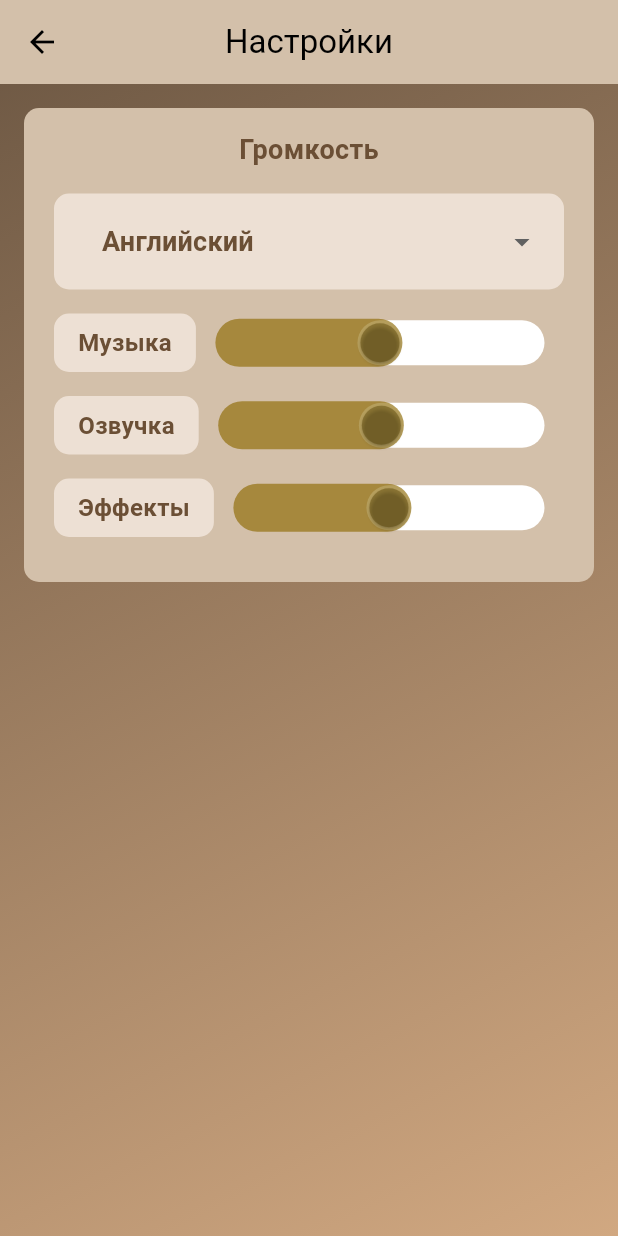
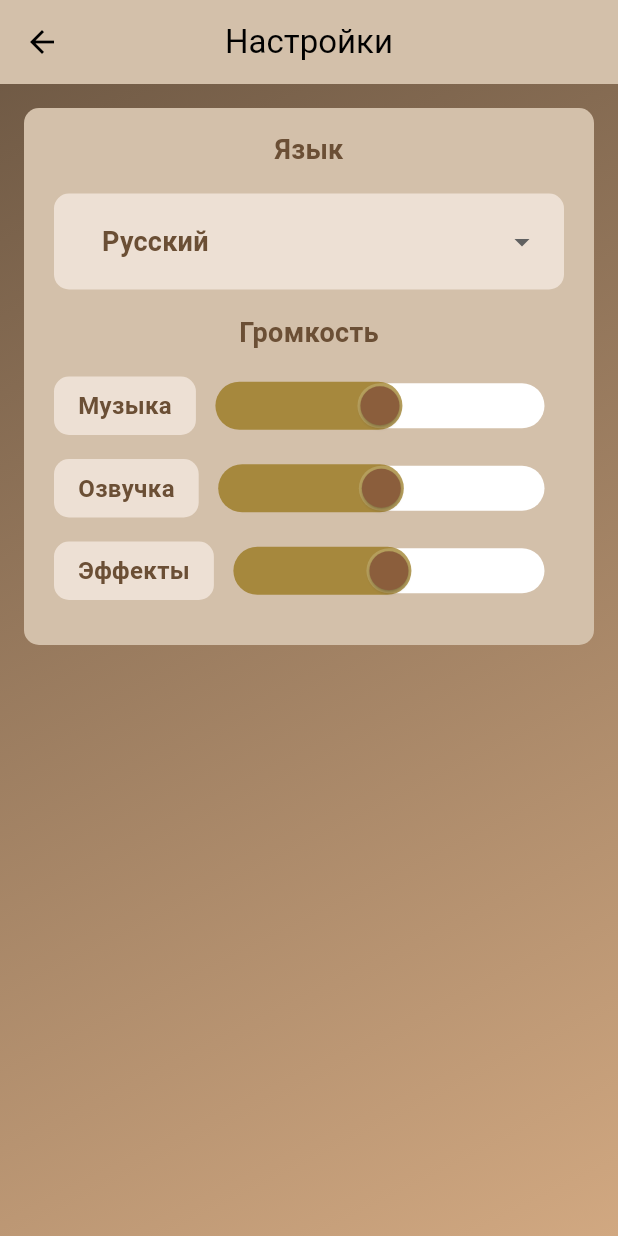
Before and after one commit to Xofty1/ShelterAI, a Flutter app: the screen it shows after launch, after a tap on the "settings" icon, on a phone screen of 412 x 824 dp. Run offline on Flutter 3.47's test engine with Material 3 defaults, Android fonts, the phone set to English and light mode, and no system bars; our stand-ins replace flutter_bloc, freezed_annotation, shared_preferences.

Commit message:
fix problems with theme, sharedPreference

```diff
--- a/lib/core/app_shared_preference/app_shared_preference.dart
+++ b/lib/core/app_shared_preference/app_shared_preference.dart
@@ -13,27 +13,35 @@ class AppSharedPreference {
     _prefs = await SharedPreferences.getInstance();
   }
 
-  Future<void> saveBool(String settingKey, bool value) async {
-    _prefs?.setBool(settingKey, value);
+  Future<void> saveMusic(int value) async {
+    await _prefs?.setInt("music", value);
   }
 
-  Future<void> saveString(String settingKey, String value) async {
-    _prefs?.setString(settingKey, value);
+  Future<void> saveDubbing(int value) async {
+    await _prefs?.setInt("dubbing", value);
   }
 
-  Future<void> saveDouble(String settingKey, double value) async {
-    _prefs?.setDouble(settingKey, value);
+  Future<void> saveEffects(int value) async {
+    await _prefs?.setInt("effects", value);
   }
 
-  bool? getBool(String settingKey) {
-    return _prefs?.getBool(settingKey);
+  Future<void> saveLanguage(String value) async {
+    await _prefs?.setString("language", value);
   }
 
-  double? getDouble(String settingKey) {
-    return _prefs?.getDouble(settingKey);
+  int? getMusic() {
+    return _prefs?.getInt("music");
   }
 
-  String? getString(String settingKey) {
-    return _prefs?.getString(settingKey);
+  int? getDubbing() {
+    return _prefs?.getInt("dubbing");
+  }
+
+  int? getEffects() {
+    return _prefs?.getInt("effects");
+  }
+
+  String? getLanguage() {
+    return _prefs?.getString("language");
   }
 }
--- a/lib/domain/bloc/app_settings_cubit.dart
+++ b/lib/domain/bloc/app_settings_cubit.dart
@@ -6,8 +6,8 @@ import '../models/app_settings.dart';
 class AppSettingsCubit extends Cubit<AppSettingsState> {
   AppSettingsCubit() : super(AppSettingsState.initial());
 
-  void updateVolume(int volume) {
-    emit(AppSettingsState(settings: state.settings.copyWith(volume: volume)));
+  void updateVolume(int dubbing) {
+    emit(AppSettingsState(settings: state.settings.copyWith(dubbing: dubbing)));
   }
 
   void updateMusic(int music) {
@@ -28,12 +28,12 @@ class AppSettingsState {
   final AppSettings settings;
 
   factory AppSettingsState.initial() {
-    String language = AppSharedPreference().getString('language') ?? "ru";
+    String language = AppSharedPreference().getLanguage() ?? "ru";
     return AppSettingsState(
       settings: AppSettings(
-        volume: (AppSharedPreference().getDouble('volume') ?? 50).toInt(),
-        music: (AppSharedPreference().getDouble('music') ?? 50).toInt(),
-        effects: (AppSharedPreference().getDouble('effects') ?? 50).toInt(),
+        dubbing: AppSharedPreference().getDubbing() ?? 50,
+        music: AppSharedPreference().getMusic() ?? 50,
+        effects: AppSharedPreference().getEffects() ?? 50,
         loc: language,
       ),
     );
--- a/lib/domain/models/app_settings.dart
+++ b/lib/domain/models/app_settings.dart
@@ -5,7 +5,7 @@ part 'app_settings.freezed.dart';
 @freezed
 abstract class AppSettings with _$AppSettings{
   factory AppSettings({
-    required int volume,
+    required int dubbing,
     required int music,
     required int effects,
     required String loc,
--- a/lib/l10n/l10n.dart
+++ b/lib/l10n/l10n.dart
@@ -118,6 +118,48 @@ abstract class AppLocalizations {
   /// In ru, this message translates to:
   /// **'Правила'**
   String get rules;
+
+  /// No description provided for @volume.
+  ///
+  /// In ru, this message translates to:
+  /// **'Громкость'**
+  String get volume;
+
+  /// No description provided for @music.
+  ///
+  /// In ru, this message translates to:
+  /// **'Музыка'**
+  String get music;
+
+  /// No description provided for @dubbing.
+  ///
+  /// In ru, this message translates to:
+  /// **'Озвучка'**
+  String get dubbing;
+
+  /// No description provided for @effects.
+  ///
+  /// In ru, this message translates to:
+  /// **'Эффекты'**
+  String get effects;
+
+  /// No description provided for @language.
+  ///
+  /// In ru, this message translates to:
+  /// **'Язык'**
+  String get language;
+
+  /// No description provided for @settings.
+  ///
+  /// In ru, this message translates to:
+  /// **'Настройки'**
+  String get settings;
+
+  /// No description provided for @game_settings.
+  ///
+  /// In ru, this message translates to:
+  /// **'Настройки игры'**
+  String get game_settings;
 }
 
 class _AppLocalizationsDelegate extends LocalizationsDelegate<AppLocalizations> {
--- a/lib/presentation/game_settings_screen.dart
+++ b/lib/presentation/game_settings_screen.dart
@@ -1,6 +1,7 @@
 import 'package:flutter/material.dart';
 import 'package:flutter_bloc/flutter_bloc.dart';
 import 'package:shelter_ai/domain/bloc/game_settings_cubit.dart';
+import 'package:shelter_ai/l10n/l10n.dart';
 import 'package:shelter_ai/presentation/ui_items/button.dart';
 import 'package:shelter_ai/presentation/ui_items/label.dart';
 import 'package:shelter_ai/presentation/ui_items/scaffold_template.dart';
@@ -24,9 +25,10 @@ class GameSettingsScreen extends StatelessWidget {
 
   @override
   Widget build(BuildContext context) {
+    final loc = AppLocalizations.of(context);
     return BlocBuilder<GameSettingsCubit, GameSettingsState>(
       builder: (context, state) => ScaffoldTemplate(
-        name: "Настройки игры",
+        name: loc.game_settings,
         child: Column(
           children: [
             Container(
--- a/lib/presentation/global_settings_screen/global_settings_widget.dart
+++ b/lib/presentation/global_settings_screen/global_settings_widget.dart
@@ -5,6 +5,7 @@ import 'package:shelter_ai/presentation/ui_items/slider_settings.dart';
 
 import '../../core/app_shared_preference/app_shared_preference.dart';
 import '../../domain/bloc/app_settings_cubit.dart';
+import '../../l10n/l10n.dart';
 import '../ui_items/dropdown_spinner.dart';
 import '../ui_items/label.dart';
 
@@ -25,45 +26,52 @@ class GlobalSettingsWidget extends StatelessWidget {
 
   @override
   Widget build(BuildContext context) {
+    final loc = AppLocalizations.of(context);
     const Map<String, String> languageMap = {
       'ru': 'Русский',
-      'en': 'Английский',
+      'en': 'English',
     };
-    String loc = AppSharedPreference().getString("language") ?? "en";
     return BlocBuilder<AppSettingsCubit, AppSettingsState>(
       builder: (context, state) => ScaffoldTemplate(
-        name: "Настройки",
+        name: loc.settings,
         child: Column(
           children: [
-            const Center(
+            Center(
               child: Text(
-                "Громкость",
-                style: TextStyle(fontSize: 18, fontWeight: FontWeight.bold, color: Color(0xFF6B4F35)),
+                loc.language,
+                style: const TextStyle(fontSize: 18, fontWeight: FontWeight.bold, color: Color(0xFF6B4F35)),
               ),
             ),
             const SizedBox(height: 16),
             DropdownSpinner(
               items: languageMap.values.toList(),
-              initialValue: languageMap[loc],
+              initialValue: languageMap[state.settings.loc],
               itemLabel: (item) => item,
               onChanged: (value) {
-                String languageName = value == 'Английский' ? 'en' : 'ru';
-                AppSharedPreference().saveString("language", languageName);
+                String languageName = value == 'English' ? 'en' : 'ru';
+                AppSharedPreference().saveLanguage(languageName);
                 BlocProvider.of<AppSettingsCubit>(context)
                     .updateLocale(languageName);
               },
             ),
             const SizedBox(height: 16),
+            Center(
+              child: Text(
+                loc.volume,
+                style: const TextStyle(fontSize: 18, fontWeight: FontWeight.bold, color: Color(0xFF6B4F35)),
+              ),
+            ),
+            const SizedBox(height: 16),
             Row(
               mainAxisAlignment: MainAxisAlignment.spaceBetween,
               children: [
-                const LabelWidget(text: "Музыка"),
+                LabelWidget(text: loc.music),
                 Expanded(
                   child: SliderSettings(
                     loadSetting: () =>
-                        AppSharedPreference().getDouble("music") ?? 50.0,
+                        AppSharedPreference().getMusic()?.toDouble() ?? 50.0,
                     saveSetting: (value) async =>
-                        await AppSharedPreference().saveDouble("music", value),
+                        await AppSharedPreference().saveMusic(value.toInt()),
                   ),
                 ),
               ],
@@ -72,13 +80,13 @@ class GlobalSettingsWidget extends StatelessWidget {
             Row(
               mainAxisAlignment: MainAxisAlignment.spaceBetween,
               children: [
-                const LabelWidget(text: "Озвучка"),
+                LabelWidget(text: loc.dubbing),
                 Expanded(
                   child: SliderSettings(
                     loadSetting: () =>
-                        AppSharedPreference().getDouble("dubbing") ?? 50.0,
+                        AppSharedPreference().getDubbing()?.toDouble() ?? 50.0,
                     saveSetting: (value) async => await AppSharedPreference()
-                        .saveDouble("dubbing", value),
+                        .saveDubbing(value.toInt()),
                   ),
                 ),
               ],
@@ -87,13 +95,13 @@ class GlobalSettingsWidget extends StatelessWidget {
             Row(
               mainAxisAlignment: MainAxisAlignment.spaceBetween,
               children: [
-                const LabelWidget(text: "Эффекты"),
+                LabelWidget(text: loc.effects),
                 Expanded(
                   child: SliderSettings(
                     loadSetting: () =>
-                        AppSharedPreference().getDouble("effects") ?? 50.0,
+                        AppSharedPreference().getEffects()?.toDouble() ?? 50.0,
                     saveSetting: (value) async => await AppSharedPreference()
-                        .saveDouble("effects", value),
+                        .saveEffects(value.toInt()),
                   ),
                 ),
               ],
--- a/lib/presentation/theme/theme.dart
+++ b/lib/presentation/theme/theme.dart
@@ -1,93 +1,110 @@
 import 'package:flutter/material.dart';
 
-// Легкая тема приложения (для светлого режима)
+
+const Color lightPrimaryColor = Color(0xFF8B5E3C);
+const Color lightSecondaryColor = Color(0xFFA98274);
+const Color lightBackgroundColor = Color(0xFFD3C0AA);
+const Color lightSurfaceColor = Colors.white;
+const Color lightOnPrimaryColor = Colors.black;
+const Color lightOnSecondaryColor = Colors.white;
+const Color lightOnBackgroundColor = Colors.black;
+const Color lightOnSurfaceColor = Colors.black;
+const Color lightActiveSwitch = Color(0xA38C6800);
+
+const Color darkPrimaryColor = Colors.black;
+const Color darkSecondaryColor = Color(0xFF424242);
+const Color darkBackgroundColor = Color(0xFF212121);
+const Color darkSurfaceColor = Color(0xFF303030);
+const Color darkOnPrimaryColor = Colors.white;
+const Color darkOnSecondaryColor = Colors.black;
+const Color darkOnBackgroundColor = Colors.white;
+const Color darkOnSurfaceColor = Colors.white;
+// Легкая тема приложения
 ThemeData get lightTheme => ThemeData(
   brightness: Brightness.light,
-      // Устанавливает яркость на светлую (по умолчанию для светлой темы)
-      primaryColor: Colors.brown,
-      // Основной цвет приложения (цвет на панелях, кнопках и т. д.)
-      // scaffoldBackgroundColor: const Color(0xFFD3C0AA), // Цвет фона для основного экрана (scaffold)
+  colorScheme: const ColorScheme.light(
+    primary: lightPrimaryColor,
+    secondary: lightSecondaryColor,
+    background: lightBackgroundColor,
+    surface: lightSurfaceColor,
+    onPrimary: lightOnPrimaryColor,
+    onSecondary: lightOnSecondaryColor,
+    onBackground: lightOnBackgroundColor,
+    onSurface: lightOnSurfaceColor,
+  ),
   appBarTheme: const AppBarTheme(
-        backgroundColor: Colors.brown, // Цвет фона для AppBar (верхней панели)
-        foregroundColor: Colors.black, // Цвет текста и иконок на AppBar
+    backgroundColor: lightPrimaryColor,
+    foregroundColor: lightOnPrimaryColor,
   ),
-      switchTheme: _switchThemeData(),
-      // Настройки внешнего вида переключателя (Switch)
-      sliderTheme: _sliderThemeData(),
-      // Настройки внешнего вида ползунка (Slider)
-      inputDecorationTheme: _inputDecorationTheme(),
+  switchTheme: _switchThemeData(light: true),
+  sliderTheme: _sliderThemeData(light: true),
+  inputDecorationTheme: _inputDecorationTheme(light: true),
 );
 
-// Тема для темного режима
+// Темная тема приложения
 ThemeData get darkTheme => ThemeData(
   brightness: Brightness.dark,
-      // Устанавливает яркость на темную (по умолчанию для темной темы)
-      primaryColor: Colors.black,
-      // Основной цвет приложения (черный для темной темы)
-      scaffoldBackgroundColor: Colors.grey[900],
-      // Темный фон для основного экрана
+  colorScheme: const ColorScheme.dark(
+    primary: darkPrimaryColor,
+    secondary: darkSecondaryColor,
+    background: darkBackgroundColor,
+    surface: darkSurfaceColor,
+    onPrimary: darkOnPrimaryColor,
+    onSecondary: darkOnSecondaryColor,
+    onBackground: darkOnBackgroundColor,
+    onSurface: darkOnSurfaceColor,
+  ),
   appBarTheme: const AppBarTheme(
-        backgroundColor: Colors.black, // Цвет фона для AppBar в темной теме
-        foregroundColor:
-            Colors.white, // Цвет текста и иконок на AppBar в темной теме
+    backgroundColor: darkPrimaryColor,
+    foregroundColor: darkOnPrimaryColor,
+  ),
+  switchTheme: _switchThemeData(light: false),
+  sliderTheme: _sliderThemeData(light: false),
+  inputDecorationTheme: _inputDecorationTheme(light: false),
+);
+
+// Настройки внешнего вида переключателя (Switch)
+SwitchThemeData _switchThemeData({required bool light}) => SwitchThemeData(
+  trackOutlineColor: WidgetStateProperty.all(
+      light ? lightSecondaryColor : darkSecondaryColor),
+  thumbColor: WidgetStateProperty.resolveWith<Color>(
+        (states) => light ? lightPrimaryColor : darkOnPrimaryColor,
+  ),
+  trackColor: WidgetStateProperty.resolveWith<Color>(
+        (states) => states.contains(WidgetState.selected)
+        ? (light ? lightPrimaryColor : darkSecondaryColor)
+        : (light ? Colors.white : darkSurfaceColor),
+  ),
+  materialTapTargetSize: MaterialTapTargetSize.shrinkWrap,
+);
+
+// Настройки внешнего вида ползунка (Slider)
+SliderThemeData _sliderThemeData({required bool light}) => SliderThemeData(
+  trackHeight: 30,
+  thumbShape: const RoundSliderThumbShape(enabledThumbRadius: 13),
+  overlayShape: const RoundSliderOverlayShape(overlayRadius: 13),
+  activeTrackColor: light ? lightActiveSwitch : darkSecondaryColor,
+  inactiveTrackColor: light ? Colors.white : darkSurfaceColor,
+  thumbColor: light ? lightPrimaryColor : darkOnPrimaryColor,
+  overlayColor: light ? lightPrimaryColor.withOpacity(0.5) : darkSurfaceColor.withOpacity(0.5),
+  valueIndicatorColor: light ? lightSurfaceColor : darkSurfaceColor,
+  valueIndicatorTextStyle: TextStyle(
+    color: light ? lightOnBackgroundColor : darkOnBackgroundColor,
+    fontWeight: FontWeight.bold,
   ),
 );
 
-// Настройка внешнего вида переключателя (Switch)
-SwitchThemeData _switchThemeData() {
-  return SwitchThemeData(
-    trackOutlineColor: WidgetStateProperty.all(const Color(0xA38C6800)),
-    thumbColor: WidgetStateProperty.resolveWith<Color>(
-      // Цвет "ползунка" переключателя
-      (states) =>
-          const Color(0xFF564200), // Когда переключатель включен, его цвет
-    ),
-    trackColor: WidgetStateProperty.resolveWith<Color>(
-      // Цвет полоски, по которой двигается ползунок
-      (states) => states.contains(WidgetState.selected)
-          ? const Color(0xA38C6800) // Когда переключатель включен
-          : Colors.white, // Когда переключатель выключен
-    ),
-    materialTapTargetSize:
-        MaterialTapTargetSize.shrinkWrap, // Размер области нажатия для Switch
-  );
-}
-
-// Настройка внешнего вида ползунка (Slider)
-SliderThemeData _sliderThemeData() {
-  return const SliderThemeData(
-    trackHeight: 30,
-    // Высота дорожки ползунка
-    thumbShape: RoundSliderThumbShape(enabledThumbRadius: 13),
-    // Форма и размер ползунка
-    overlayShape: RoundSliderOverlayShape(overlayRadius: 13),
-    // Форма и размер оверлея при нажатии
-    activeTrackColor: Color(0xA38C6800),
-    // Цвет активной дорожки ползунка
-    inactiveTrackColor: Colors.white,
-    // Цвет неактивной дорожки ползунка
-    thumbColor: Color(0x6B564200),
-    // Цвет самого ползунка
-    overlayColor: Color(0x6B564200),
-    // Цвет оверлея ползунка
-    valueIndicatorColor: Colors.white,
-    // Цвет индикатора значения
-    valueIndicatorTextStyle: TextStyle(
-      color: Colors.black, // Цвет текста в индикаторе
-      fontWeight: FontWeight.bold, // Жирный шрифт для текста в индикаторе
-    ),
-  );
-}
-
-InputDecorationTheme _inputDecorationTheme() {
-  return InputDecorationTheme(
+// Настройки внешнего вида полей ввода
+InputDecorationTheme _inputDecorationTheme({required bool light}) => InputDecorationTheme(
   filled: true,
-    fillColor: Colors.brown.shade50,
-    hintStyle: const TextStyle(color: Colors.grey),
+  fillColor: light ? lightSurfaceColor : darkSurfaceColor,
+  hintStyle: TextStyle(color: light ? lightOnBackgroundColor.withOpacity(0.5) : darkOnBackgroundColor.withOpacity(0.5)),
   contentPadding: const EdgeInsets.all(16.0),
   border: OutlineInputBorder(
-      borderSide: const BorderSide(color: Colors.brown, width: 2.0),
+    borderSide: BorderSide(
+      color: light ? lightPrimaryColor : darkSecondaryColor,
+      width: 2.0,
+    ),
     borderRadius: BorderRadius.circular(8.0),
   ),
 );
-}
--- a/lib/presentation/ui_items/slider_settings.dart
+++ b/lib/presentation/ui_items/slider_settings.dart
@@ -31,7 +31,6 @@ class _SliderSettingsState extends State<SliderSettings> {
 
   void _loadSetting() {
     _sliderValue = widget.loadSetting();
-    setState(() {});
   }
 
   @override
--- a/lib/presentation/ui_items/switch_settings.dart
+++ b/lib/presentation/ui_items/switch_settings.dart
@@ -22,9 +22,7 @@ class _SwitchSettingsState extends State<SwitchSettings> {
 
   void _loadSetting() {
     bool value = widget.loadSetting();
-    setState(() {
-      curSettingValue = value;
-    });
+    curSettingValue = value;
   }
 
   @override
--- a/pubspec.yaml
+++ b/pubspec.yaml
@@ -14,7 +14,6 @@ dependencies:
   shared_preferences: ^2.5.2
   flutter_localizations:
     sdk: flutter
-  flutter_svg: ^2.0.7
 
   cupertino_icons: ^1.0.2
   flutter_bloc: ^9.1.0
```
Also changed, not shown: lib/domain/bloc/game_settings_cubit.dart (+29 -37 lines), lib/l10n/arb/app_en.arb (+8 -1 lines), lib/l10n/arb/app_ru.arb (+8 -1 lines), lib/l10n/l10n_en.dart (+21 -0 lines), lib/l10n/l10n_ru.dart (+21 -0 lines), assets/images/door.svg (deleted), lib/domain/models/app_settings.freezed.dart, pubspec.lock, 1 other file. Lines whose indentation alone changed are shown as unchanged.
